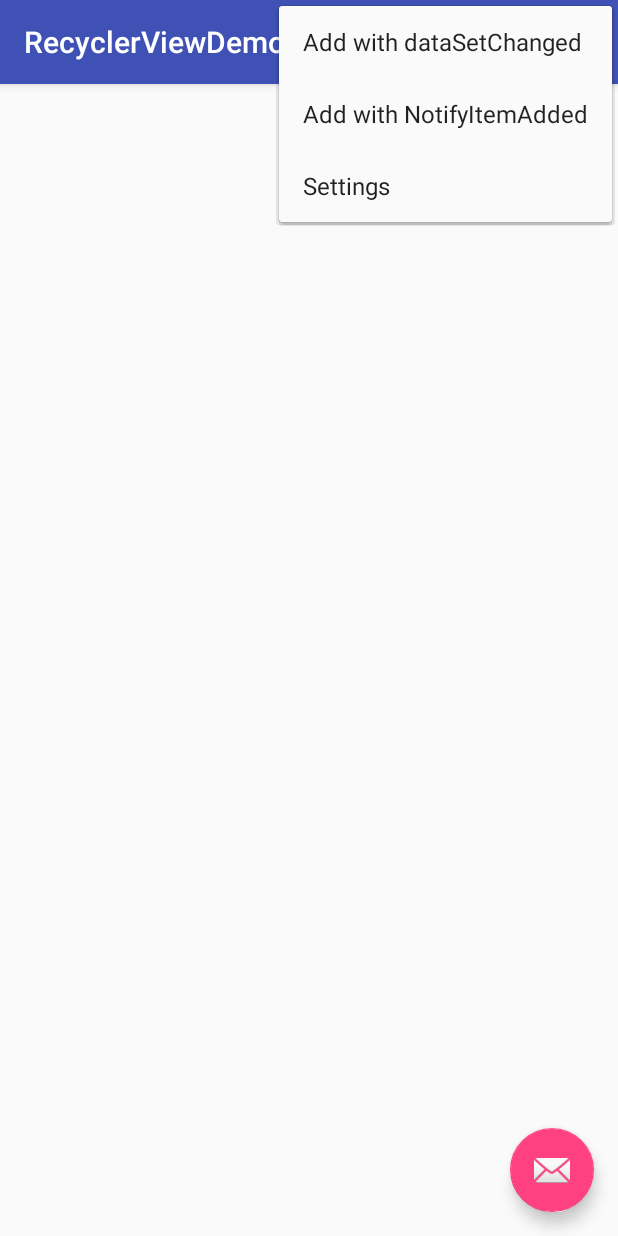
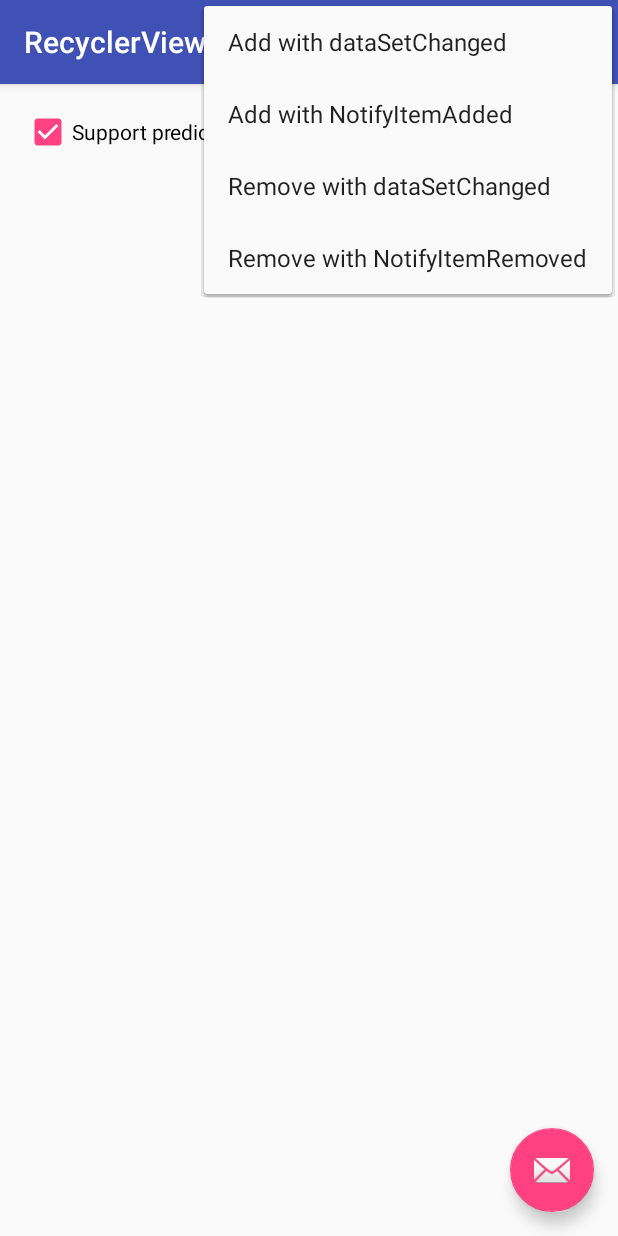
Before and after one commit to xhan-ri/RecyclerViewDemo, an Android app: the screen it shows after launch (MainActivity), with the options menu open, on a phone screen of 412 x 824 dp. Run offline under Robolectric (Android 15) with nearby library versions, the phone set to English and light mode, and no system bars.

Commit message:
support notifyItemAdd/Removed and predictive animations.

```diff
--- a/app/src/main/res/layout/content_main.xml
+++ b/app/src/main/res/layout/content_main.xml
@@ -12,8 +12,15 @@
     app:layout_behavior="@string/appbar_scrolling_view_behavior"
     tools:context="com.rhapsody.xhan.recyclerviewdemo.MainActivity"
     tools:showIn="@layout/activity_main">
+    <CheckBox
+        android:id="@+id/support_predictive_animation"
+        android:layout_width="match_parent"
+        android:layout_height="wrap_content"
+        android:checked="true"
+        android:text="Support predictive animation"/>
     <android.support.v7.widget.RecyclerView
         android:id="@+id/recycler_view"
         android:layout_width="match_parent"
-        android:layout_height="match_parent"/>
+        android:layout_height="match_parent"
+        android:layout_below="@id/support_predictive_animation"/>
 </RelativeLayout>
--- a/app/src/main/res/menu/menu_main.xml
+++ b/app/src/main/res/menu/menu_main.xml
@@ -8,10 +8,9 @@
     <item
         android:id="@+id/add_notifyitemadded"
         android:title="Add with NotifyItemAdded"/>
-    <item
-        android:id="@+id/action_settings"
-        android:orderInCategory="100"
-        android:title="@string/action_settings"
-        app:showAsAction="never"/>
+    <item android:id="@+id/remove_datasetchange"
+        android:title="Remove with dataSetChanged"/>
+    <item android:id="@+id/remove_notifyitemremoved"
+          android:title="Remove with NotifyItemRemoved"/>
 
 </menu>
```
Also changed, not shown: app/src/main/java/com/rhapsody/xhan/recyclerviewdemo/MainActivity.java (+40 -11 lines), app/src/main/java/com/rhapsody/xhan/recyclerviewdemo/view/DemoAdapter.java (+22 -0 lines).
